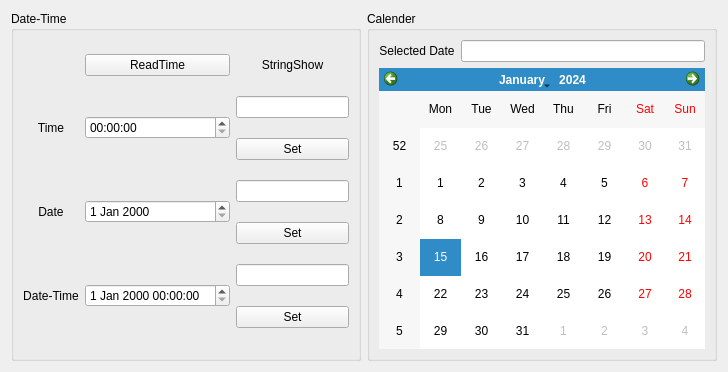
Before: the Qt Designer form pythonProject3/untitled.ui in thinkways/pyqt, drawn with Qt 5.
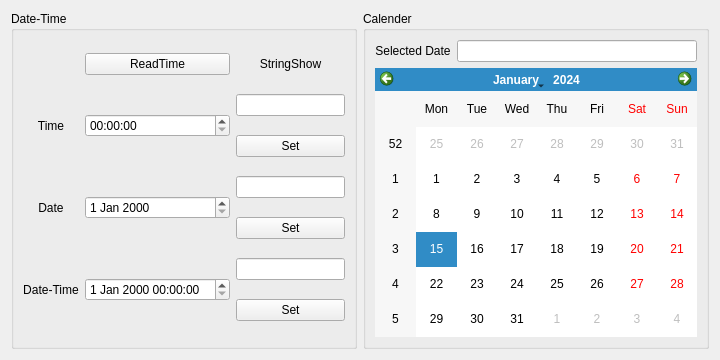
After: the same form once the commit is applied.

What changed in the file:
```diff
--- a/pythonProject3/untitled.ui
+++ b/pythonProject3/untitled.ui
@@ -6,8 +6,8 @@
    <rect>
     <x>0</x>
     <y>0</y>
-    <width>728</width>
-    <height>372</height>
+    <width>720</width>
+    <height>360</height>
    </rect>
   </property>
   <property name="windowTitle">
@@ -16,6 +16,12 @@
   <layout class="QHBoxLayout" name="horizontalLayout_3">
    <item>
     <widget class="QGroupBox" name="groupBox">
+     <property name="sizePolicy">
+      <sizepolicy hsizetype="Preferred" vsizetype="Preferred">
+       <horstretch>0</horstretch>
+       <verstretch>0</verstretch>
+      </sizepolicy>
+     </property>
      <property name="title">
       <string>Date-Time</string>
      </property>
@@ -124,6 +130,12 @@
    </item>
    <item>
     <widget class="QGroupBox" name="groupBox_2">
+     <property name="sizePolicy">
+      <sizepolicy hsizetype="Preferred" vsizetype="Preferred">
+       <horstretch>0</horstretch>
+       <verstretch>0</verstretch>
+      </sizepolicy>
+     </property>
      <property name="title">
       <string>Calender</string>
      </property>
```
